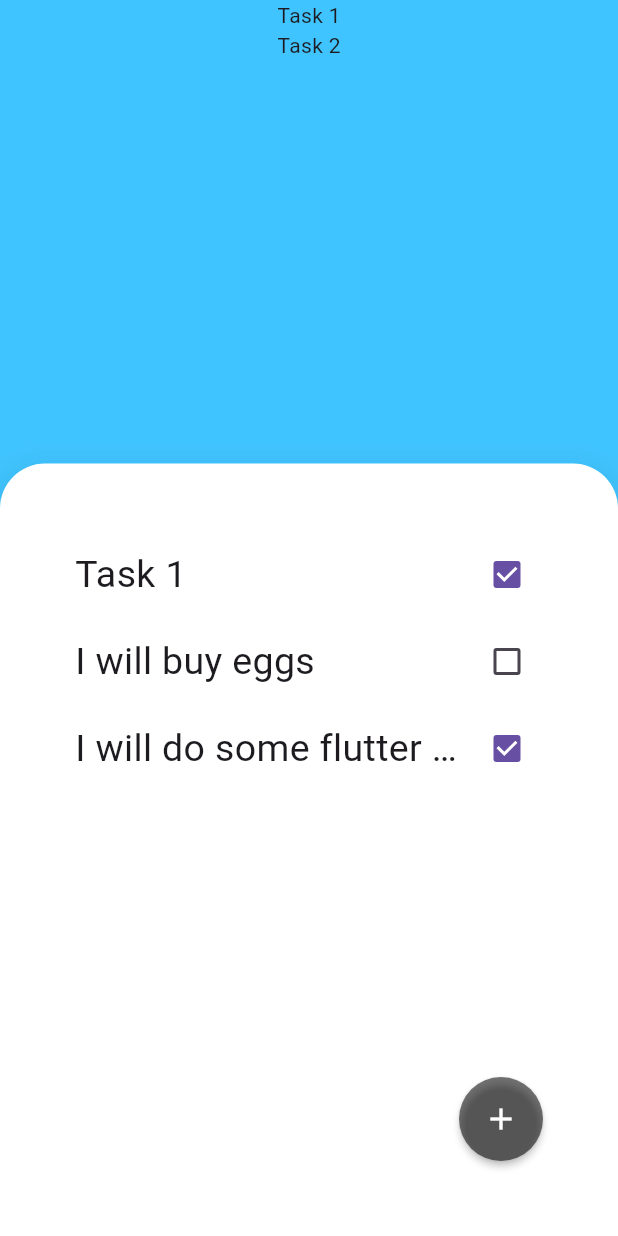
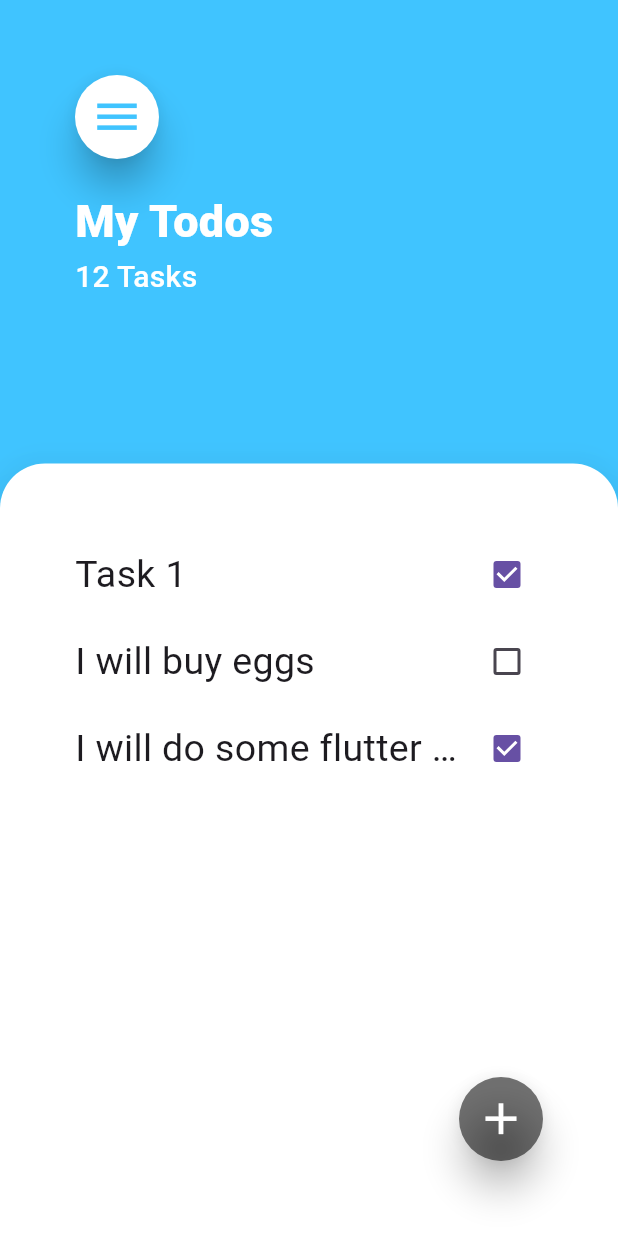
Before and after one commit to Zedestar/flutter_todo_app, a Flutter app: the screen it shows after launch, on a phone screen of 412 x 824 dp. Run offline on Flutter 3.47's test engine with Material 3 defaults, Android fonts, the phone set to English and light mode, and no system bars.

Commit message:
Styling the message content using ListView

```diff
--- a/lib/components/customezed_button.dart
+++ b/lib/components/customezed_button.dart
@@ -19,6 +19,7 @@ class MyCustomizedButton extends StatelessWidget {
     return RawMaterialButton(
       shape: CircleBorder(),
       fillColor: backgroundColor,
+      elevation: 10.0,
       constraints: BoxConstraints.tightFor(
         width: 56.0,
         height: 56.0,
@@ -29,6 +30,7 @@ class MyCustomizedButton extends StatelessWidget {
         child: Icon(
           buttonIcon,
           color: iconColor,
+          size: 35,
         ),
       ),
     );
--- a/lib/screen/tasks_screen.dart
+++ b/lib/screen/tasks_screen.dart
@@ -36,11 +36,41 @@ class _TasksScreenState extends State<TasksScreen> {
                 flex: 3,
                 child: Material(
                   color: Colors.lightBlueAccent,
-                  child: Column(
-                    children: [
-                      Text("Task 1"),
-                      Text("Task 2"),
-                    ],
+                  child: Padding(
+                    padding: const EdgeInsets.all(50.0),
+                    child: Column(
+                      crossAxisAlignment: CrossAxisAlignment.start,
+                      children: [
+                        MyCustomizedButton(
+                          buttonIcon: Icons.menu,
+                          whenPressed: () {},
+                          backgroundColor: Colors.white,
+                          iconColor: Colors.lightBlueAccent,
+                        ),
+                        SizedBox(
+                          height: 20.0,
+                        ),
+                        Text(
+                          "My Todos",
+                          style: TextStyle(
+                            fontSize: 30.0,
+                            fontWeight: FontWeight.w900,
+                            color: Colors.white,
+                          ),
+                        ),
+                        SizedBox(
+                          height: 1.0,
+                        ),
+                        Text(
+                          "12 Tasks",
+                          style: TextStyle(
+                            fontSize: 20.0,
+                            fontWeight: FontWeight.w500,
+                            color: Colors.white,
+                          ),
+                        ),
+                      ],
+                    ),
                   ),
                 ),
               ),
```
